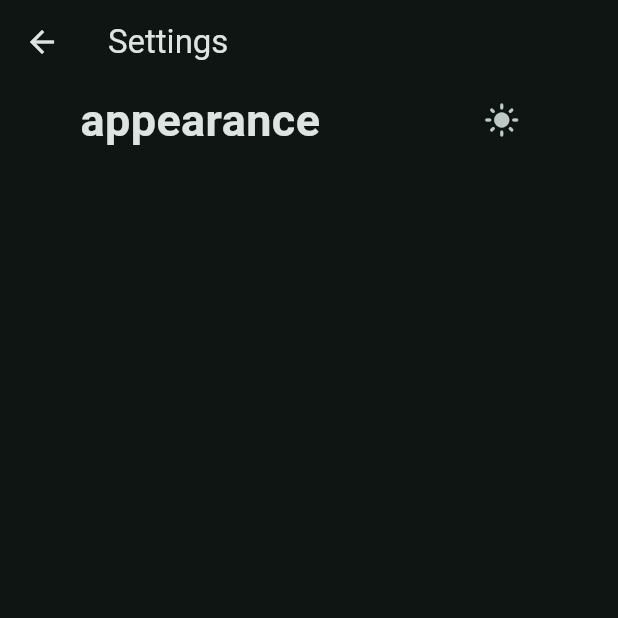
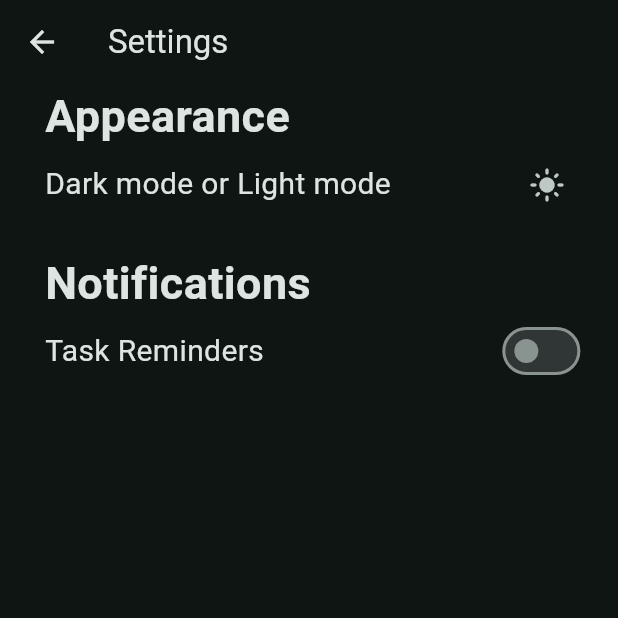
Before and after one commit to blaze007-here/Fasks, a Flutter app: the SettingsScreen screen opened directly, on a phone screen of 412 x 824 dp, the top half of it. Run offline on Flutter 3.47's test engine with Material 3 defaults, Android fonts, the phone set to English and light mode, and no system bars; our stand-ins replace lottie.

Commit message:
after some changes in settings

```diff
--- /dev/null
+++ b/devtools_options.yaml
@@ -0,0 +1,3 @@
+description: This file stores settings for Dart & Flutter DevTools.
+documentation: https://docs.flutter.dev/tools/devtools/extensions#configure-extension-enablement-states
+extensions:
--- a/lib/screens/settings_screen.dart
+++ b/lib/screens/settings_screen.dart
@@ -9,21 +9,27 @@ class SettingsScreen extends StatefulWidget {
 }
 
 class _SettingsScreenState extends State<SettingsScreen> {
+  bool isSwitch = false;
+
   @override
   Widget build(BuildContext context) {
     return Scaffold(
       appBar: AppBar(title: Text("Settings")),
       body: Container(
-        padding: EdgeInsets.only(left: 10, right: 10),
-        child: Row(
-          mainAxisAlignment: MainAxisAlignment.spaceEvenly,
+        padding: EdgeInsets.only(left: 30, right: 30),
+        child: Column(
+          crossAxisAlignment: CrossAxisAlignment.start,
+          children: [
+            Text(
+              "Appearance",
+              style: TextStyle(fontSize: 30, fontWeight: FontWeight.bold),
+            ),
+            Row(
+              mainAxisAlignment: MainAxisAlignment.start,
 
               children: [
-            Text(
-              "appearance",
-              style: TextStyle(fontSize: 30, fontWeight: FontWeight.bold),
-            ),
-            SizedBox(width: 10),
+                Text("Dark mode or Light mode", style: TextStyle(fontSize: 20)),
+                SizedBox(width: 80),
                 IconButton(
                   onPressed: () async {
                     isDarkModeNotifier.value = !isDarkModeNotifier.value;
@@ -39,6 +45,29 @@ class _SettingsScreenState extends State<SettingsScreen> {
                 ),
               ],
             ),
+            SizedBox(height: 20),
+            Text(
+              "Notifications",
+              style: TextStyle(fontWeight: FontWeight.bold, fontSize: 30),
+            ),
+            Row(
+             children: [
+                Text("Task Reminders", style: TextStyle(fontSize: 20),),
+                SizedBox(width: 155),
+                Switch.adaptive(
+                  value: isSwitch,
+                  onChanged: (bool value) {
+                    setState(() {
+                      isSwitch = value;
+                    });
+                  },
+                ),
+              ],
+            ),
+            SizedBox(height: 20),
+
+          ],
+        ),
       ),
     );
   }
```
Lines whose indentation alone changed are shown as unchanged.
